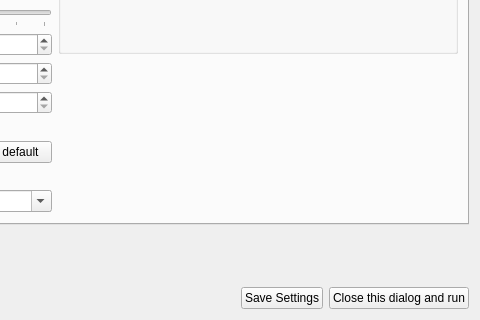
First picture: the form in setupwidget.ui, repository xiluembo/atsumari, before the edit; both pictures show x 397 to 877 and y 242 to 562 of the 877 by 562 pixel window.
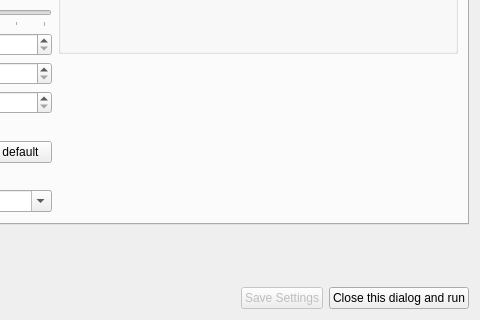
Second picture: the form after the edit. Icons and pictures are not drawn.

Commit message: Save button should start disabled.

What changed in the file:
```diff
--- a/setupwidget.ui
+++ b/setupwidget.ui
@@ -932,6 +932,9 @@
      </item>
      <item>
       <widget class="QPushButton" name="btnSaveSettings">
+       <property name="enabled">
+        <bool>false</bool>
+       </property>
        <property name="locale">
         <locale language="English" country="UnitedStates"/>
        </property>
```
